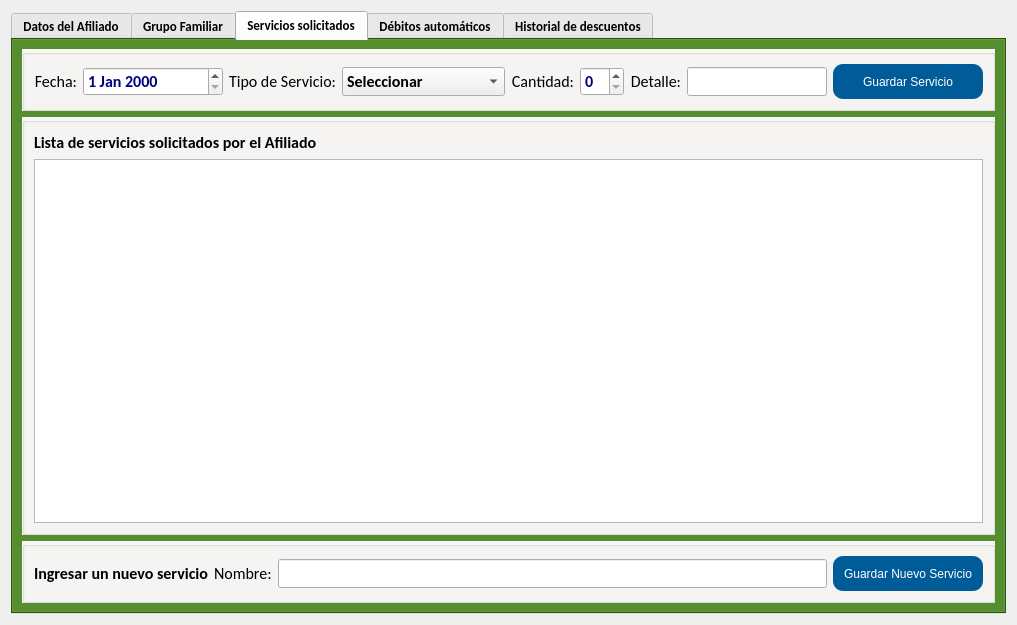
The window that gui/detalles/detalleAfiliados.ui (shae-ra/sindicato) describes before a commit, drawn with Qt 5.
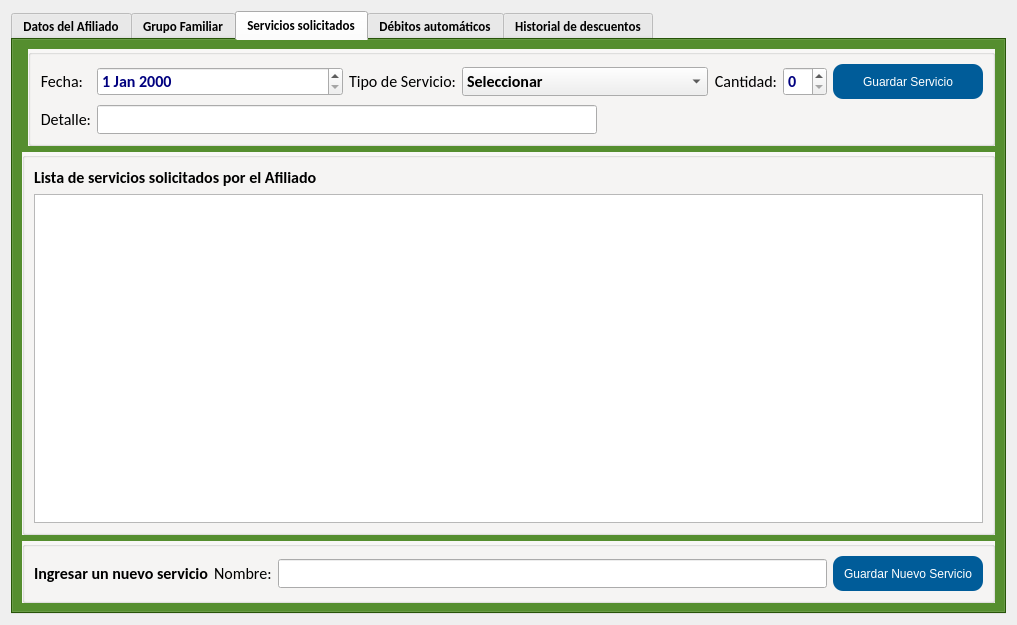
The same window after the commit. The open tabs and pages were chosen to show the change. Icons and pictures are not drawn.

Patch:
```diff
--- a/gui/detalles/detalleAfiliados.ui
+++ b/gui/detalles/detalleAfiliados.ui
@@ -3827,7 +3827,7 @@
          </layout>
         </widget>
        </item>
-       <item row="1" column="0" colspan="2">
+       <item row="0" column="1">
         <widget class="QGroupBox" name="groupBox_8">
          <property name="sizePolicy">
           <sizepolicy hsizetype="Preferred" vsizetype="Fixed">
@@ -3855,7 +3855,128 @@
           <property name="bottomMargin">
            <number>9</number>
           </property>
-          <item row="1" column="11">
+          <item row="1" column="7">
+           <widget class="QSpinBox" name="spinBox">
+            <property name="sizePolicy">
+             <sizepolicy hsizetype="Minimum" vsizetype="Fixed">
+              <horstretch>0</horstretch>
+              <verstretch>0</verstretch>
+             </sizepolicy>
+            </property>
+            <property name="palette">
+             <palette>
+              <active>
+               <colorrole role="Text">
+                <brush brushstyle="SolidPattern">
+                 <color alpha="255">
+                  <red>0</red>
+                  <green>0</green>
+                  <blue>127</blue>
+                 </color>
+                </brush>
+               </colorrole>
+              </active>
+              <inactive>
+               <colorrole role="Text">
+                <brush brushstyle="SolidPattern">
+                 <color alpha="255">
+                  <red>0</red>
+                  <green>0</green>
+                  <blue>127</blue>
+                 </color>
+                </brush>
+               </colorrole>
+              </inactive>
+              <disabled>
+               <colorrole role="Text">
+                <brush brushstyle="SolidPattern">
+                 <color alpha="255">
+                  <red>120</red>
+                  <green>120</green>
+                  <blue>120</blue>
+                 </color>
+                </brush>
+               </colorrole>
+              </disabled>
+             </palette>
+            </property>
+            <property name="font">
+             <font>
+              <family>Calibri</family>
+              <pointsize>12</pointsize>
+              <weight>75</weight>
+              <bold>true</bold>
+             </font>
+            </property>
+           </widget>
+          </item>
+          <item row="1" column="4">
+           <widget class="QLabel" name="label_39">
+            <property name="sizePolicy">
+             <sizepolicy hsizetype="Fixed" vsizetype="Expanding">
+              <horstretch>0</horstretch>
+              <verstretch>0</verstretch>
+             </sizepolicy>
+            </property>
+            <property name="font">
+             <font>
+              <family>Calibri</family>
+              <pointsize>12</pointsize>
+              <weight>50</weight>
+              <bold>false</bold>
+             </font>
+            </property>
+            <property name="styleSheet">
+             <string notr="true"/>
+            </property>
+            <property name="frameShape">
+             <enum>QFrame::NoFrame</enum>
+            </property>
+            <property name="frameShadow">
+             <enum>QFrame::Plain</enum>
+            </property>
+            <property name="text">
+             <string>Tipo de Servicio:</string>
+            </property>
+            <property name="alignment">
+             <set>Qt::AlignRight|Qt::AlignTrailing|Qt::AlignVCenter</set>
+            </property>
+           </widget>
+          </item>
+          <item row="1" column="6">
+           <widget class="QLabel" name="label_44">
+            <property name="sizePolicy">
+             <sizepolicy hsizetype="Fixed" vsizetype="Expanding">
+              <horstretch>0</horstretch>
+              <verstretch>0</verstretch>
+             </sizepolicy>
+            </property>
+            <property name="font">
+             <font>
+              <family>Calibri</family>
+              <pointsize>12</pointsize>
+              <weight>50</weight>
+              <bold>false</bold>
+             </font>
+            </property>
+            <property name="styleSheet">
+             <string notr="true"/>
+            </property>
+            <property name="frameShape">
+             <enum>QFrame::NoFrame</enum>
+            </property>
+            <property name="frameShadow">
+             <enum>QFrame::Plain</enum>
+            </property>
+            <property name="text">
+             <string>Cantidad:</string>
+            </property>
+            <property name="alignment">
+             <set>Qt::AlignRight|Qt::AlignTrailing|Qt::AlignVCenter</set>
+            </property>
+           </widget>
+          </item>
+          <item row="1" column="8">
            <widget class="QPushButton" name="btn_guardar_servicio">
             <property name="sizePolicy">
              <sizepolicy hsizetype="Preferred" vsizetype="Preferred">
@@ -3908,8 +4029,8 @@
             </property>
            </widget>
           </item>
-          <item row="1" column="3">
-           <widget class="QDateEdit" name="dateEdit_7">
+          <item row="1" column="5">
+           <widget class="QComboBox" name="comboBox_16">
             <property name="sizePolicy">
              <sizepolicy hsizetype="Expanding" vsizetype="Fixed">
               <horstretch>0</horstretch>
@@ -3961,6 +4082,51 @@
               <bold>true</bold>
              </font>
             </property>
+            <item>
+             <property name="text">
+              <string>Seleccionar</string>
+             </property>
+            </item>
+            <item>
+             <property name="text">
+              <string>Ajuares</string>
+             </property>
+            </item>
+            <item>
+             <property name="text">
+              <string>Caja Navideña</string>
+             </property>
+            </item>
+            <item>
+             <property name="text">
+              <string>Guardapolvos</string>
+             </property>
+            </item>
+            <item>
+             <property name="text">
+              <string>Lentes recetados</string>
+             </property>
+            </item>
+            <item>
+             <property name="text">
+              <string>Mochilas</string>
+             </property>
+            </item>
+            <item>
+             <property name="text">
+              <string>Piletas</string>
+             </property>
+            </item>
+            <item>
+             <property name="text">
+              <string>Turismo Federación</string>
+             </property>
+            </item>
+            <item>
+             <property name="text">
+              <string>Turismo Miramar</string>
+             </property>
+            </item>
            </widget>
           </item>
           <item row="1" column="0">
@@ -3996,10 +4162,10 @@
             </property>
            </widget>
           </item>
-          <item row="1" column="8">
-           <widget class="QSpinBox" name="spinBox">
+          <item row="1" column="3">
+           <widget class="QDateEdit" name="dateEdit_7">
             <property name="sizePolicy">
-             <sizepolicy hsizetype="Minimum" vsizetype="Fixed">
+             <sizepolicy hsizetype="Expanding" vsizetype="Fixed">
               <horstretch>0</horstretch>
               <verstretch>0</verstretch>
              </sizepolicy>
@@ -4051,40 +4217,7 @@
             </property>
            </widget>
           </item>
-          <item row="1" column="7">
-           <widget class="QLabel" name="label_44">
-            <property name="sizePolicy">
-             <sizepolicy hsizetype="Fixed" vsizetype="Expanding">
-              <horstretch>0</horstretch>
-              <verstretch>0</verstretch>
-             </sizepolicy>
-            </property>
-            <property name="font">
-             <font>
-              <family>Calibri</family>
-              <pointsize>12</pointsize>
-              <weight>50</weight>
-              <bold>false</bold>
-             </font>
-            </property>
-            <property name="styleSheet">
-             <string notr="true"/>
-            </property>
-            <property name="frameShape">
-             <enum>QFrame::NoFrame</enum>
-            </property>
-            <property name="frameShadow">
-             <enum>QFrame::Plain</enum>
-            </property>
-            <property name="text">
-             <string>Cantidad:</string>
-            </property>
-            <property name="alignment">
-             <set>Qt::AlignRight|Qt::AlignTrailing|Qt::AlignVCenter</set>
-            </property>
-           </widget>
-          </item>
-          <item row="1" column="9">
+          <item row="2" column="0">
            <widget class="QLabel" name="label_40">
             <property name="sizePolicy">
              <sizepolicy hsizetype="Preferred" vsizetype="Expanding">
@@ -4120,7 +4253,7 @@
             </property>
            </widget>
           </item>
-          <item row="1" column="10">
+          <item row="2" column="3" colspan="5">
            <widget class="QLineEdit" name="lineEdit_31">
             <property name="sizePolicy">
              <sizepolicy hsizetype="Expanding" vsizetype="Fixed">
@@ -4181,139 +4314,6 @@
             </property>
            </widget>
           </item>
-          <item row="1" column="6">
-           <widget class="QComboBox" name="comboBox_16">
-            <property name="sizePolicy">
-             <sizepolicy hsizetype="Preferred" vsizetype="Fixed">
-              <horstretch>0</horstretch>
-              <verstretch>0</verstretch>
-             </sizepolicy>
-            </property>
-            <property name="palette">
-             <palette>
-              <active>
-               <colorrole role="Text">
-                <brush brushstyle="SolidPattern">
-                 <color alpha="255">
-                  <red>0</red>
-                  <green>0</green>
-                  <blue>127</blue>
-                 </color>
-                </brush>
-               </colorrole>
-              </active>
-              <inactive>
-               <colorrole role="Text">
-                <brush brushstyle="SolidPattern">
-                 <color alpha="255">
-                  <red>0</red>
-                  <green>0</green>
-                  <blue>127</blue>
-                 </color>
-                </brush>
-               </colorrole>
-              </inactive>
-              <disabled>
-               <colorrole role="Text">
-                <brush brushstyle="SolidPattern">
-                 <color alpha="255">
-                  <red>120</red>
-                  <green>120</green>
-                  <blue>120</blue>
-                 </color>
-                </brush>
-               </colorrole>
-              </disabled>
-             </palette>
-            </property>
-            <property name="font">
-             <font>
-              <family>Calibri</family>
-              <pointsize>12</pointsize>
-              <weight>75</weight>
-              <bold>true</bold>
-             </font>
-            </property>
-            <item>
-             <property name="text">
-              <string>Seleccionar</string>
-             </property>
-            </item>
-            <item>
-             <property name="text">
-              <string>Ajuares</string>
-             </property>
-            </item>
-            <item>
-             <property name="text">
-              <string>Caja Navideña</string>
-             </property>
-            </item>
-            <item>
-             <property name="text">
-              <string>Guardapolvos</string>
-             </property>
-            </item>
-            <item>
-             <property name="text">
-              <string>Lentes recetados</string>
-             </property>
-            </item>
-            <item>
-             <property name="text">
-              <string>Mochilas</string>
-             </property>
-            </item>
-            <item>
-             <property name="text">
-              <string>Piletas</string>
-             </property>
-            </item>
-            <item>
-             <property name="text">
-              <string>Turismo Federación</string>
-             </property>
-            </item>
-            <item>
-             <property name="text">
-              <string>Turismo Miramar</string>
-             </property>
-            </item>
-           </widget>
-          </item>
-          <item row="1" column="5">
-           <widget class="QLabel" name="label_39">
-            <property name="sizePolicy">
-             <sizepolicy hsizetype="Fixed" vsizetype="Expanding">
-              <horstretch>0</horstretch>
-              <verstretch>0</verstretch>
-             </sizepolicy>
-            </property>
-            <property name="font">
-             <font>
-              <family>Calibri</family>
-              <pointsize>12</pointsize>
-              <weight>50</weight>
-              <bold>false</bold>
-             </font>
-            </property>
-            <property name="styleSheet">
-             <string notr="true"/>
-            </property>
-            <property name="frameShape">
-             <enum>QFrame::NoFrame</enum>
-            </property>
-            <property name="frameShadow">
-             <enum>QFrame::Plain</enum>
-            </property>
-            <property name="text">
-             <string>Tipo de Servicio:</string>
-            </property>
-            <property name="alignment">
-             <set>Qt::AlignRight|Qt::AlignTrailing|Qt::AlignVCenter</set>
-            </property>
-           </widget>
-          </item>
          </layout>
         </widget>
        </item>
```
Left out of the diff: 138 changed lines with no effect on the pictures.
